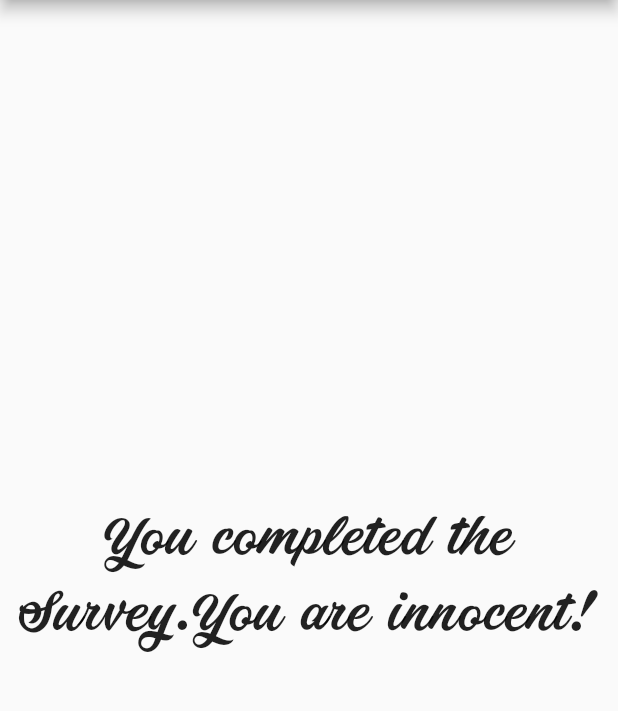
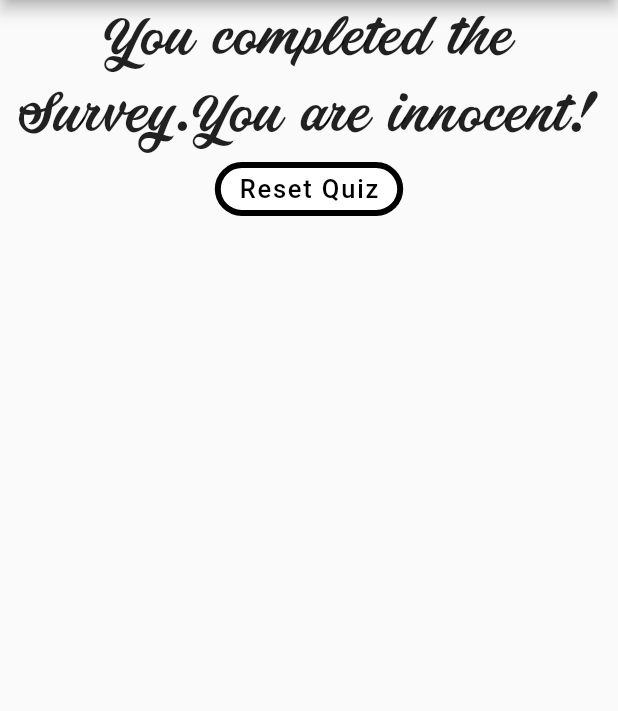
Before and after one commit to kingcong11/FlutterApp1, a Flutter app: the screen it shows after launch, after a tap on "Blue", after a tap on "Lamma", on a phone screen of 412 x 824 dp, the part 84-795 px from its top. Run offline on Flutter 3.47's test engine with Material 2 defaults, Android fonts, the phone set to English and light mode, and no system bars.

Commit message:
Reset quiz
*added reset functionality

```diff
--- a/lib/main.dart
+++ b/lib/main.dart
@@ -49,6 +49,13 @@ class _MyAppState extends State<MyApp> {
     print(_questionIndex);
   }
 
+  void _resetQuiz() {
+    setState(() {
+      _questionIndex = 0;
+      _totalScore = 0;
+    });
+  }
+
   @override
   Widget build(BuildContext context) {
     return MaterialApp(
@@ -68,7 +75,7 @@ class _MyAppState extends State<MyApp> {
               questionIndex: _questionIndex,
               answerQuestion: _answerQuestion
             ) :
-            Result(_totalScore),
+            Result(_totalScore, _resetQuiz),
         ),
       ),
     );
--- a/lib/result.dart
+++ b/lib/result.dart
@@ -3,8 +3,9 @@ import 'package:flutter/material.dart';
 class Result extends StatelessWidget {
 
   final int totalScore;
+  final Function resetHandler;
 
-  Result(this.totalScore);
+  Result(this.totalScore, this.resetHandler);
 
   /* Getter */
 
@@ -29,10 +30,27 @@ class Result extends StatelessWidget {
   @override
   Widget build(BuildContext context) {
     return Center(
-      child: Text(
-        resultPhrase,
-        style: TextStyle(fontSize: 36, fontFamily: 'Painter'),
-        textAlign: TextAlign.center,
+      child: Column(
+        children: [
+          Text(
+            resultPhrase,
+            style: TextStyle(fontSize: 36, fontFamily: 'Painter'),
+            textAlign: TextAlign.center,
+          ),
+          FlatButton(
+            child: Text('Reset Quiz', style: TextStyle(fontSize: 17, color: Colors.black, letterSpacing: 1.2)),
+            onPressed: resetHandler,
+            color: Colors.white,
+            shape: RoundedRectangleBorder(
+              borderRadius: BorderRadius.circular(18),
+              side: BorderSide(
+                color: Colors.black,
+                width: 4,
+                style: BorderStyle.solid,
+              ),
+            ),
+          ),
+        ],
       ),
     );
   }
```
